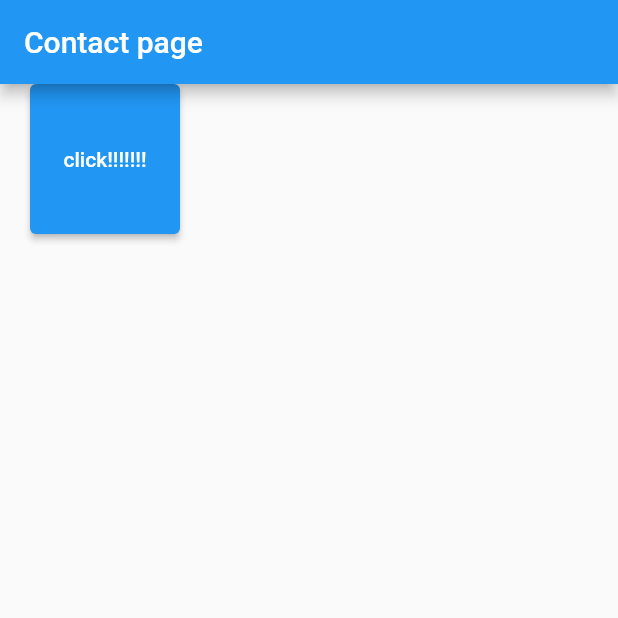
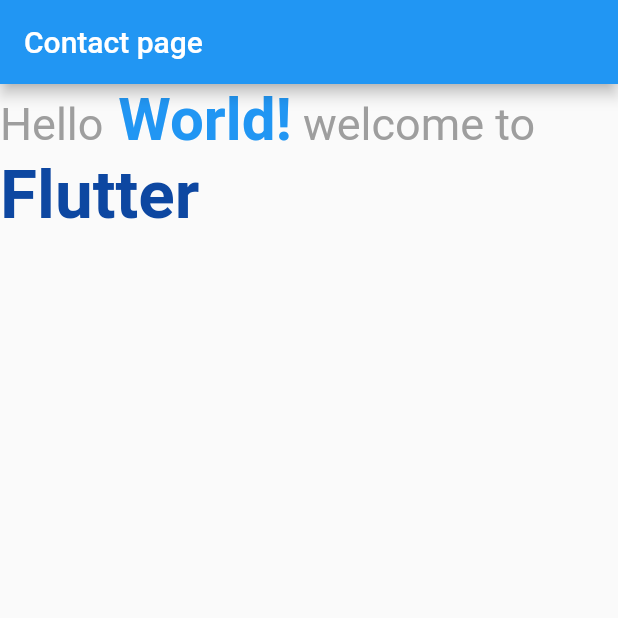
Before and after one commit to farehahassan/new_app, a Flutter app: the screen it shows after launch, on a phone screen of 412 x 824 dp, the top half of it. Run offline on Flutter 3.47's test engine with Material 2 defaults, Android fonts, the light colour scheme and no system bars.

Commit message:
Add Rich Text

```diff
--- a/lib/main.dart
+++ b/lib/main.dart
@@ -79,38 +79,21 @@
         appBar: AppBar(
           title: Text(widget.title),
         ),
-        body:Row(
-          children: [
-            SizedBox(
-              width: 20,
-            ),
-            SizedBox.square(
-              dimension: 100,
-              // width: 200,
-              //     height: 30,
-                  child: ElevatedButton(
-                    onPressed: (){
-                    print("Hey");
-                    },
-                    child: Text("click!!!!!!!"),
-                  ),
-            ),
-            SizedBox(
-              width: 20,
-            ),
-            // SizedBox.square(
-            //   dimension: 100,
-            //   // width: 200,
-            //   //     height: 30,
-            //   child: ElevatedButton(
-            //     onPressed: (){
-            //       print("Hey");
-            //     },
-            //     child: Text("click"),
-            //   ),
-            // ),
-          ],
-        ) ,
+        body: RichText(
+         text: TextSpan(
+           style: TextStyle(
+             fontSize: 30,
+             color: Colors.grey,
+           ),
+               children:  <TextSpan>[
+                   TextSpan(text: "Hello"),
+                 TextSpan(text: " World!" , style: TextStyle(fontSize: 40 , fontWeight: FontWeight.bold , color: Colors.blue)),
+            TextSpan(text:" welcome to " ),
+                 TextSpan(text: "Flutter" ,  style: TextStyle(fontSize: 45 , fontWeight: FontWeight.bold , color: Colors.blue.shade900))
+             ],
+         ),
+        ),
+
     );
   }
 }
```
